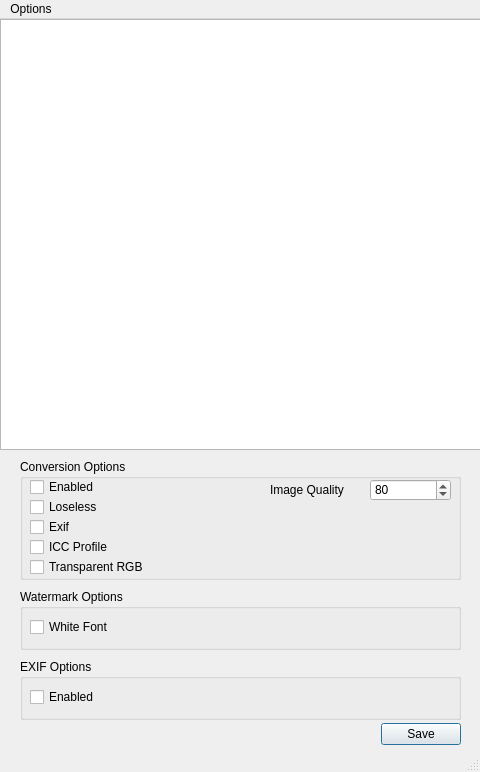
Above: WebPConverterGUI.ui from C4NU/Paddie before the change. Below: the same form after it.
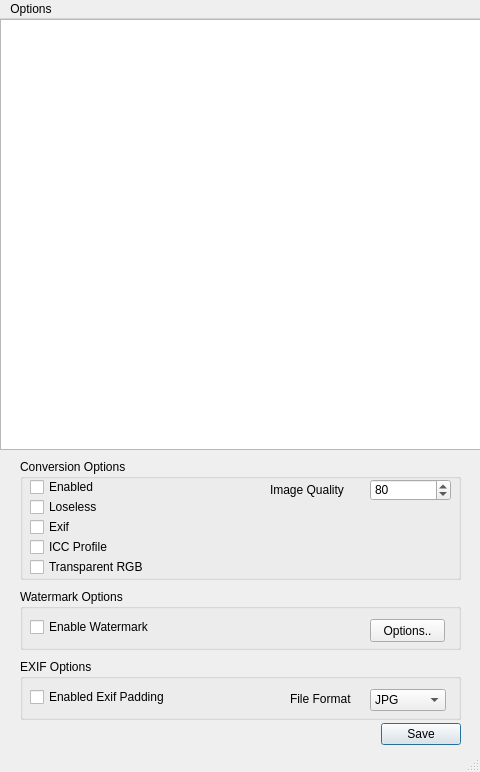
That is the form after the change. Icons and pictures are not drawn.

Commit message: [ADD] 확장자 선택 기능 삽입

Diff of the .ui file:
```diff
--- a/WebPConverterGUI.ui
+++ b/WebPConverterGUI.ui
@@ -185,12 +185,25 @@
       <rect>
        <x>10</x>
        <y>30</y>
-       <width>91</width>
+       <width>121</width>
        <height>16</height>
       </rect>
      </property>
      <property name="text">
-      <string>White Font</string>
+      <string>Enable Watermark</string>
+     </property>
+    </widget>
+    <widget class="QPushButton" name="pushButton">
+     <property name="geometry">
+      <rect>
+       <x>350</x>
+       <y>30</y>
+       <width>75</width>
+       <height>23</height>
+      </rect>
+     </property>
+     <property name="text">
+      <string>Options..</string>
      </property>
     </widget>
    </widget>
@@ -224,12 +237,50 @@
       <rect>
        <x>10</x>
        <y>30</y>
-       <width>91</width>
+       <width>151</width>
        <height>16</height>
       </rect>
      </property>
      <property name="text">
-      <string>Enabled</string>
+      <string>Enabled Exif Padding</string>
+     </property>
+    </widget>
+    <widget class="QComboBox" name="SaveFormatBox">
+     <property name="geometry">
+      <rect>
+       <x>350</x>
+       <y>30</y>
+       <width>76</width>
+       <height>22</height>
+      </rect>
+     </property>
+     <item>
+      <property name="text">
+       <string>JPG</string>
+      </property>
+     </item>
+     <item>
+      <property name="text">
+       <string>PNG</string>
+      </property>
+     </item>
+     <item>
+      <property name="text">
+       <string>WebP</string>
+      </property>
+     </item>
+    </widget>
+    <widget class="QLabel" name="SaveFormatLabel">
+     <property name="geometry">
+      <rect>
+       <x>270</x>
+       <y>30</y>
+       <width>81</width>
+       <height>20</height>
+      </rect>
+     </property>
+     <property name="text">
+      <string>File Format</string>
      </property>
     </widget>
    </widget>
```
The commit also changes 2 other files.
